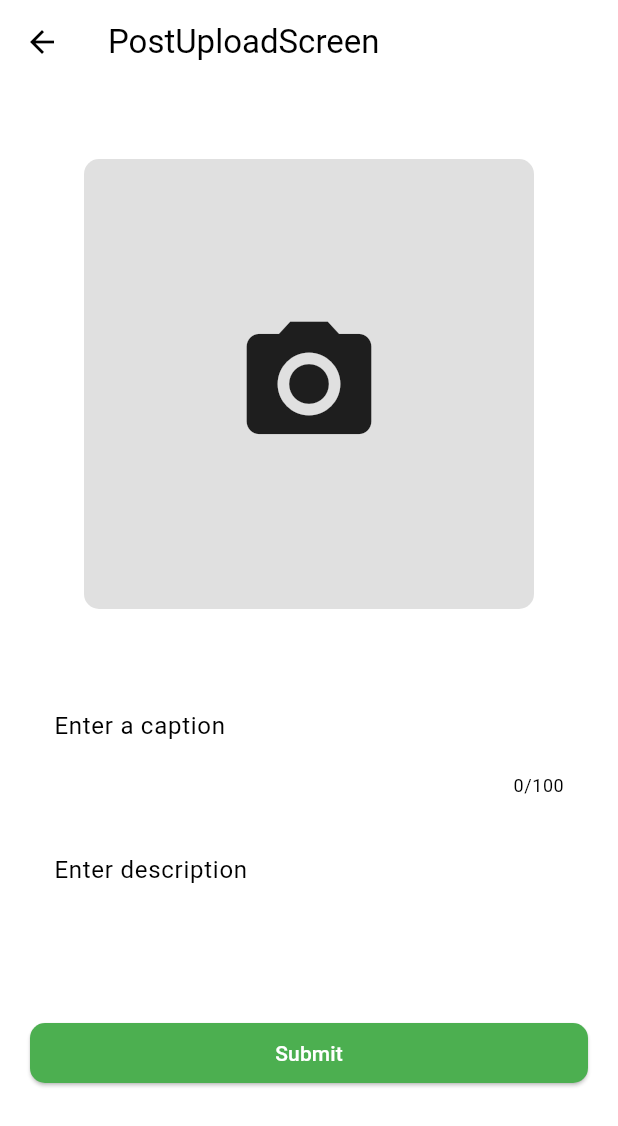
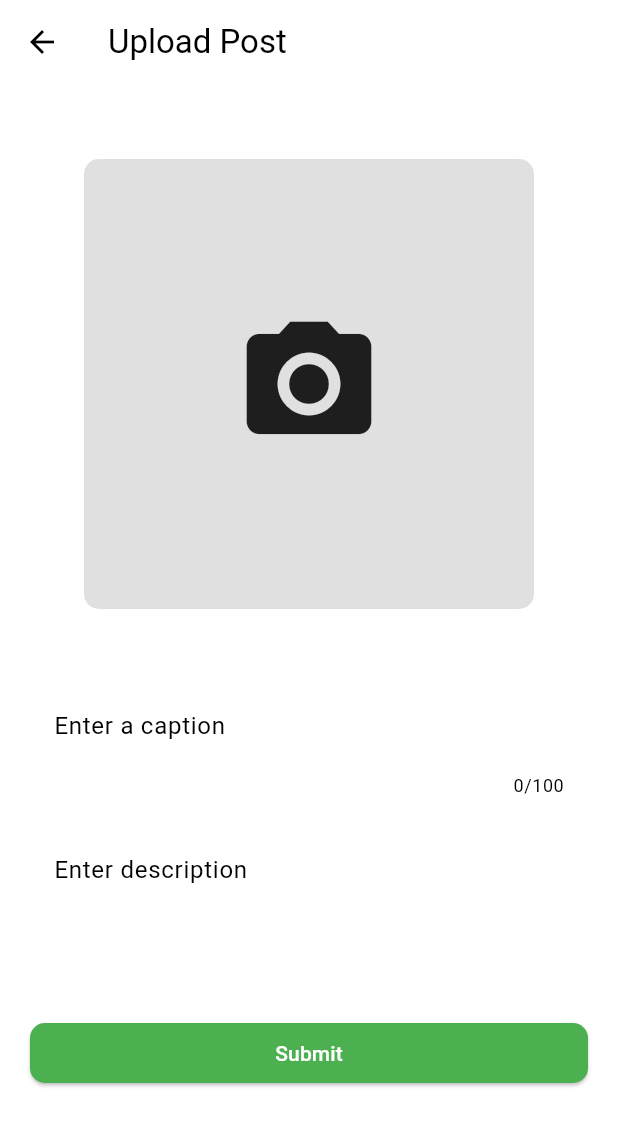
Before and after one commit to MrFDarcy/ecoflow, a Flutter app: the PostUploadScreen screen opened by its route, on a phone screen of 412 x 824 dp. Shown: the top 1126 px of the screen. Run offline on Flutter 3.47's test engine with Material 2 defaults, Android fonts, the phone set to English and light mode, and no system bars; drawn by our look-alikes of dynamic_color; our stand-ins replace charts_flutter, cloud_firestore, firebase_auth, firebase_core, firebase_storage, font_awesome_flutter and 7 more; missing offline and left inert: dart:ffi; accounts and stored records are empty; network calls fail.

Commit message:
Typo fixing

```diff
--- a/lib/screens/action_details.dart
+++ b/lib/screens/action_details.dart
@@ -72,7 +72,7 @@ class _ActionDetailsState extends State<ActionDetails> {
   Widget build(BuildContext context) {
     return Scaffold(
       appBar: AppBar(
-        title: const Text('ActionDetails'),
+        title: const Text('Action Details'),
       ),
       body: Column(
         children: [
--- a/lib/screens/post_upload_screen.dart
+++ b/lib/screens/post_upload_screen.dart
@@ -103,7 +103,7 @@ class _PostUploadScreenState extends State<PostUploadScreen> {
   Widget build(BuildContext context) {
     return Scaffold(
       appBar: AppBar(
-        title: const Text('PostUploadScreen'),
+        title: const Text('Upload Post'),
       ),
       body: SingleChildScrollView(
         child: Center(
```
